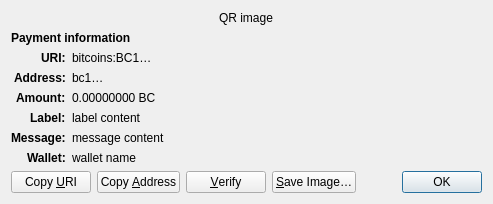
This is src/qt/forms/receiverequestdialog.ui in bLeYeNk/X1Coin as Qt 5 draws it before an edit. The edited form follows.
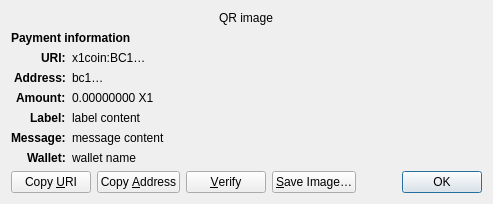
This is the edited form. Custom widgets are drawn as their Qt base class.

What changed in the file:
```diff
--- a/src/qt/forms/receiverequestdialog.ui
+++ b/src/qt/forms/receiverequestdialog.ui
@@ -65,7 +65,7 @@
    <item row="2" column="1" alignment="Qt::AlignTop">
     <widget class="QLabel" name="uri_content">
      <property name="text">
-      <string notr="true">bitcoins:BC1…</string>
+      <string notr="true">x1coin:BC1…</string>
      </property>
      <property name="textFormat">
       <enum>Qt::RichText</enum>
@@ -126,7 +126,7 @@
    <item row="4" column="1" alignment="Qt::AlignTop">
     <widget class="QLabel" name="amount_content">
      <property name="text">
-      <string notr="true">0.00000000 BC</string>
+      <string notr="true">0.00000000 X1</string>
      </property>
      <property name="textFormat">
       <enum>Qt::PlainText</enum>
```
